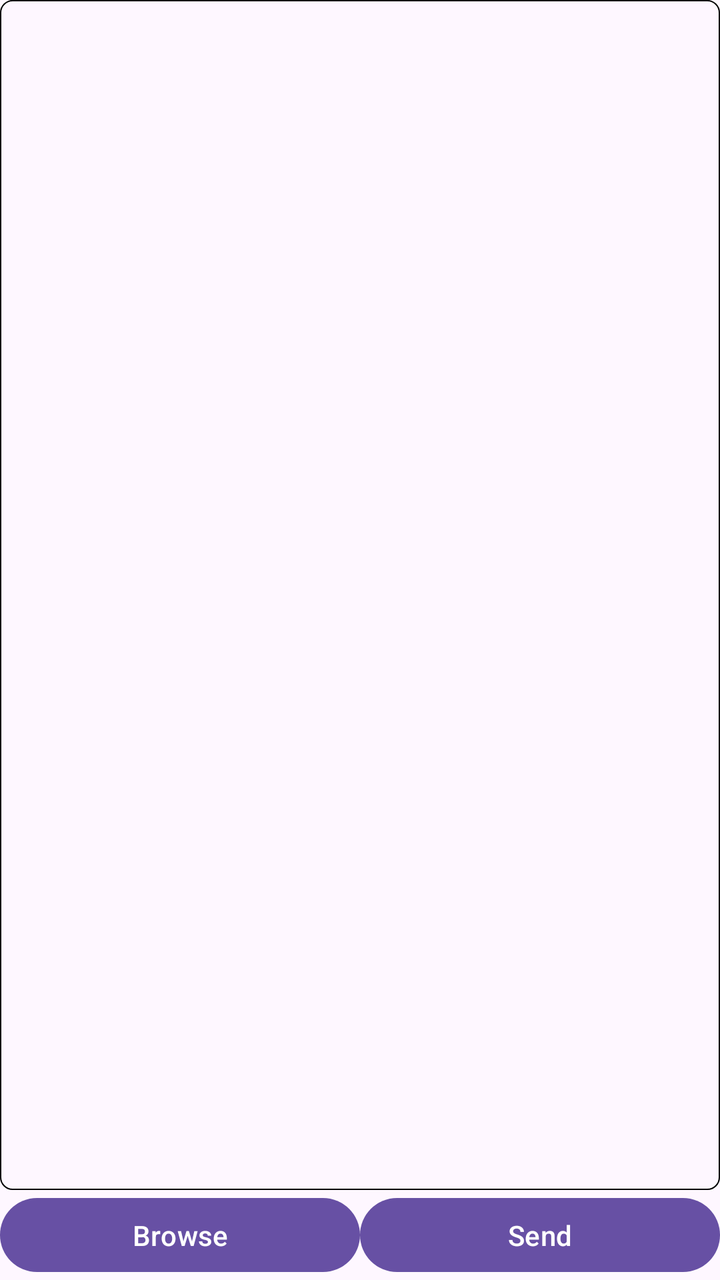
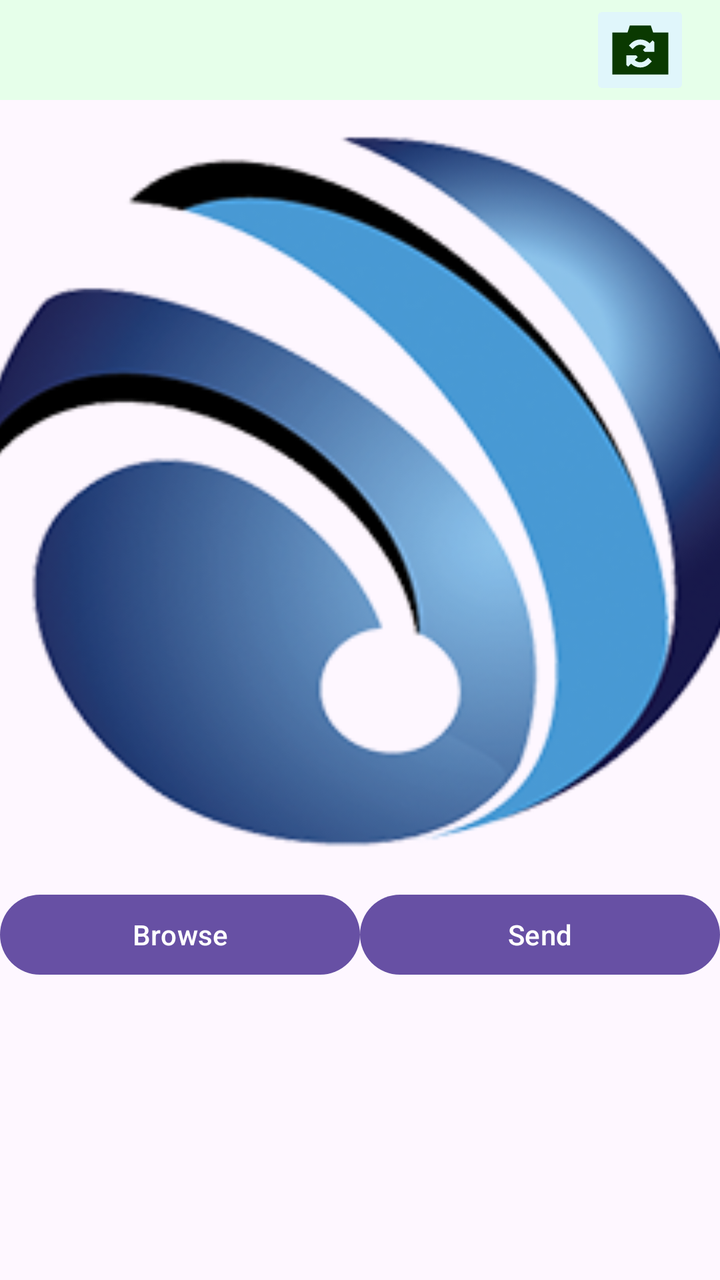

An Android layout rendered at two revisions. The XML below is the earlier revision; the diff shows what the commit changed to produce the second picture.
<!-- AndroidManifest.xml: application theme Theme.EAndroid -->
<!-- res/layout/activity_browse_image_for_send.xml -->
<?xml version="1.0" encoding="utf-8"?>
<androidx.constraintlayout.widget.ConstraintLayout xmlns:android="http://schemas.android.com/apk/res/android"
    xmlns:app="http://schemas.android.com/apk/res-auto"
    xmlns:tools="http://schemas.android.com/tools"
    android:layout_width="match_parent"
    android:layout_height="match_parent"
    tools:context=".BrowseImageForSend">

    <LinearLayout
        android:layout_width="match_parent"
        android:layout_height="match_parent"
        android:orientation="vertical">

        <ImageView
            android:id="@+id/img_send_browsimg_id"
            android:layout_width="match_parent"
            android:layout_height="0dp"
            android:layout_weight="93"
            android:src="@drawable/my_chat_bg2" />

        <LinearLayout
            android:layout_width="match_parent"
            android:layout_height="0dp"
            android:layout_weight="7"
            android:orientation="horizontal">

            <Button
                android:id="@+id/btn_sback_browsimg_id"
                android:layout_width="0dp"
                android:layout_height="wrap_content"
                android:layout_weight="30"
                android:text="@string/lng_back"
                android:visibility="gone" />

            <Button
                android:id="@+id/btn_brows_browsimg_id"
                android:layout_width="0dp"
                android:layout_height="wrap_content"
                android:layout_weight="30"
                android:text="@string/lng_Browse" />

            <Button
                android:id="@+id/btn_send_browsimg_id"
                android:layout_width="0dp"
                android:layout_height="wrap_content"
                android:layout_weight="30"
                android:text="@string/lng_send" />

        </LinearLayout>

    </LinearLayout>
</androidx.constraintlayout.widget.ConstraintLayout>
<!-- resources referenced by this layout -->
<resources>
  <!-- drawable my_chat_bg2 (drawable) -->
  <shape xmlns:android="http://schemas.android.com/apk/res/android"
      android:shape="rectangle">
      <corners
          android:radius="6dp"
          />
  
      <stroke
          android:width="0.8dp"
          android:color="@android:color/black"/>
  </shape>
  <string name="lng_Browse">Browse</string>
  <string name="lng_back">Back</string>
  <string name="lng_send">Send</string>
  <style name="Theme.EAndroid" parent="Base.Theme.EAndroid" />
  <style name="Base.Theme.EAndroid" parent="Theme.Material3.DayNight.NoActionBar">
          
          
      </style>
</resources>

<!-- the commit's change to res/layout/activity_browse_image_for_send.xml (unified diff, before → after) -->
@@ -9,19 +9,43 @@
     <LinearLayout
         android:layout_width="match_parent"
         android:layout_height="match_parent"
+        android:gravity="center_horizontal"
         android:orientation="vertical">
+        <LinearLayout
+            android:layout_width="match_parent"
+            android:layout_height="wrap_content"
+            android:background="@color/light_text1"
+            android:gravity="center_vertical|end"
+            android:orientation="horizontal">
+
+
+
+            <ImageButton
+                android:id="@+id/rotate_forsend_id"
+                android:layout_width="50dp"
+                android:layout_height="50dp"
+                android:backgroundTint="@color/light_bg2"
+                android:src="@drawable/camera_rotate_35"
+                android:layout_marginRight="15dp"
+                app:tint="@color/dark_bg7" />
+
+
+
+
+        </LinearLayout>
 
         <ImageView
             android:id="@+id/img_send_browsimg_id"
             android:layout_width="match_parent"
             android:layout_height="0dp"
-            android:layout_weight="93"
-            android:src="@drawable/my_chat_bg2" />
+            android:layout_weight="60"
+            android:scaleType="centerCrop"
+            android:src="@drawable/ee" />
 
         <LinearLayout
             android:layout_width="match_parent"
             android:layout_height="0dp"
-            android:layout_weight="7"
+            android:layout_weight="30"
             android:orientation="horizontal">
 
             <Button
<!-- resource entries referenced after the edit -->
@@ -1,16 +1,14 @@
 <!-- resources referenced by this layout -->
 <resources>
-  <!-- drawable my_chat_bg2 (drawable) -->
-  <shape xmlns:android="http://schemas.android.com/apk/res/android"
-      android:shape="rectangle">
-      <corners
-          android:radius="6dp"
-          />
-  
-      <stroke
-          android:width="0.8dp"
-          android:color="@android:color/black"/>
-  </shape>
+  <color name="dark_bg7">#0A3901</color>
+  <color name="light_bg2">#E0F6FB</color>
+  <color name="light_text1">#E6FFEA</color>
+  <!-- drawable camera_rotate_35 (drawable) -->
+  <vector android:height="28dp" android:viewportHeight="512"
+      android:viewportWidth="640" android:width="35dp" xmlns:android="http://schemas.android.com/apk/res/android">
+      <path android:fillColor="#FF000000" android:pathData="M224,32L202.7,96H64V480H576V96H437.3L416,32H224zM448,272H360l-16,-16 27,-27c-13.6,-13.4 -31.9,-21 -51,-21c-19.2,0 -37.7,7.6 -51.3,21.3L249,249 215,215l19.7,-19.7C257.4,172.7 288,160 320,160c31.8,0 62.4,12.6 85,35l27,-27 16,16v88zM192,304h88l16,16 -27,27c13.6,13.4 31.9,21 51,21c19.2,0 37.7,-7.6 51.3,-21.3L391,327 425,361l-19.7,19.7C382.6,403.3 352,416 320,416c-31.8,0 -62.4,-12.6 -85,-35l-27,27 -16,-16V304z"/>
+  </vector>
+  <!-- drawable ee: png bitmap (drawable, 90028 bytes) -->
   <string name="lng_Browse">Browse</string>
   <string name="lng_back">Back</string>
   <string name="lng_send">Send</string>
